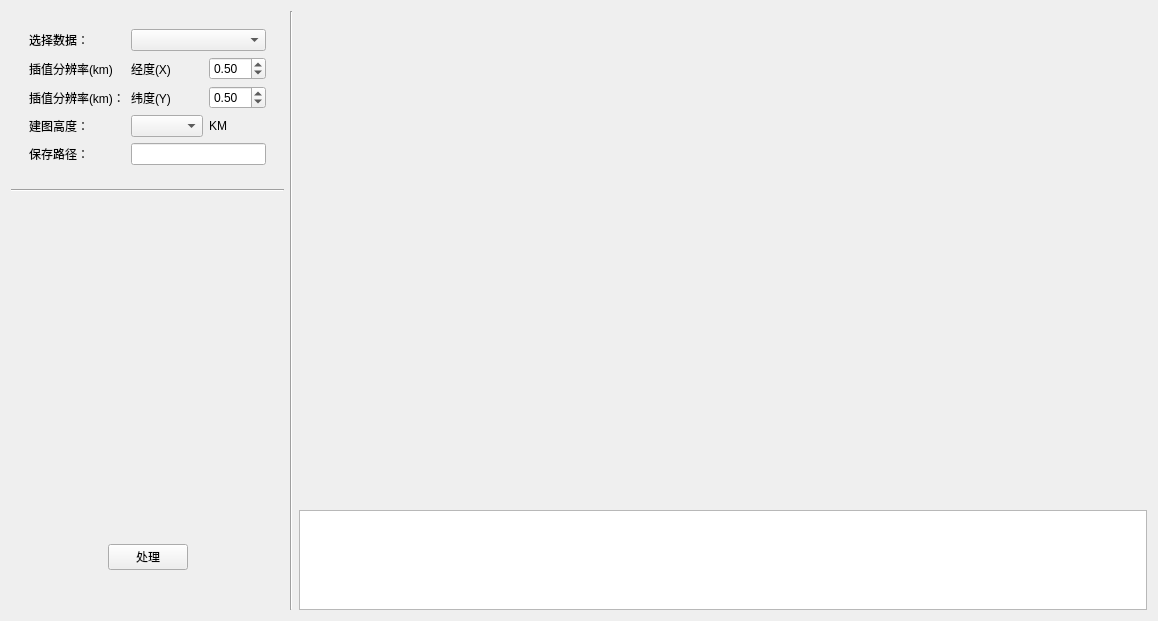
Above: referencemap/globalmodel/autoreferencemap.ui from WHUWizardWang/whumag before the change. Below: the same form after it.
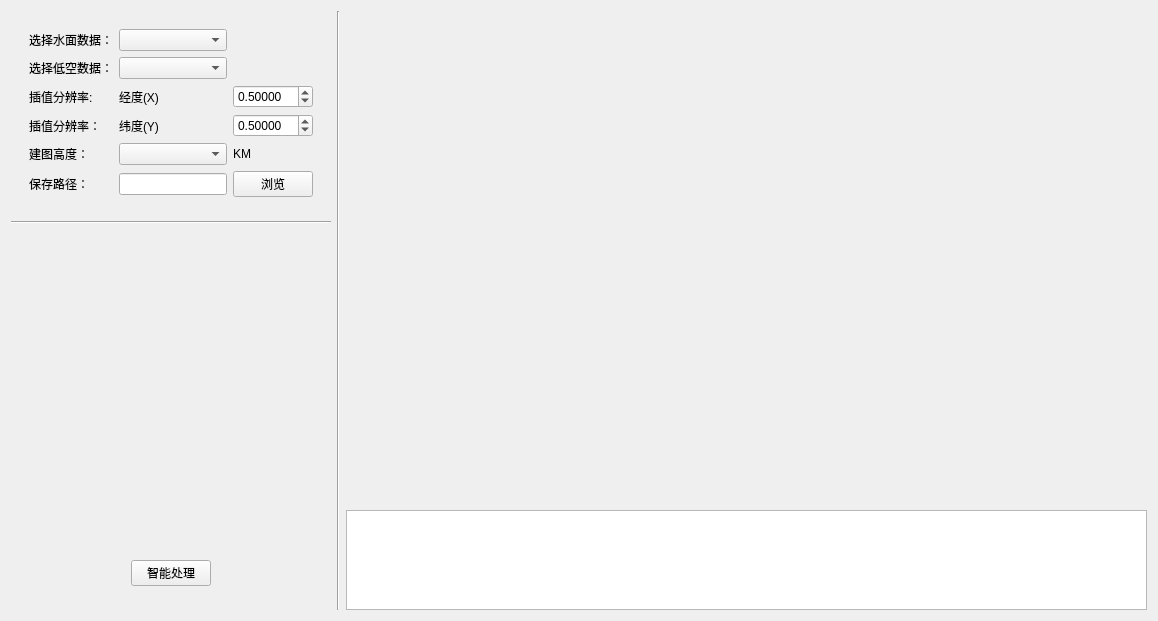
That is the form after the change. Custom widgets are drawn as their Qt base class.

Patch:
```diff
--- a/referencemap/globalmodel/autoreferencemap.ui
+++ b/referencemap/globalmodel/autoreferencemap.ui
@@ -59,60 +59,62 @@
              </property>
              <item>
               <layout class="QGridLayout" name="gridLayout_2">
-               <item row="2" column="1">
-                <widget class="QLabel" name="label_6">
-                 <property name="text">
-                  <string>纬度(Y)</string>
-                 </property>
-                </widget>
-               </item>
-               <item row="4" column="0">
+               <item row="7" column="0">
                 <widget class="QLabel" name="label_3">
                  <property name="text">
                   <string>保存路径：</string>
                  </property>
                 </widget>
                </item>
-               <item row="1" column="2">
-                <widget class="QDoubleSpinBox" name="doubleSpinBox_dx">
-                 <property name="sizePolicy">
-                  <sizepolicy hsizetype="Preferred" vsizetype="Fixed">
-                   <horstretch>0</horstretch>
-                   <verstretch>0</verstretch>
-                  </sizepolicy>
-                 </property>
-                 <property name="maximumSize">
-                  <size>
-                   <width>80</width>
-                   <height>16777215</height>
-                  </size>
-                 </property>
-                 <property name="value">
-                  <double>0.500000000000000</double>
+               <item row="1" column="0">
+                <widget class="QLabel" name="label">
+                 <property name="text">
+                  <string>选择低空数据：</string>
                  </property>
                 </widget>
                </item>
-               <item row="0" column="1" colspan="2">
-                <widget class="QComboBox" name="comboBox_data"/>
-               </item>
-               <item row="3" column="1">
-                <widget class="QComboBox" name="comboBox_height"/>
-               </item>
-               <item row="3" column="0">
+               <item row="6" column="0">
                 <widget class="QLabel" name="label_4">
                  <property name="text">
                   <string>建图高度：</string>
                  </property>
                 </widget>
                </item>
-               <item row="2" column="0">
+               <item row="0" column="1">
+                <widget class="QComboBox" name="comboBox_data"/>
+               </item>
+               <item row="1" column="1">
+                <widget class="QComboBox" name="comboBox_airdata"/>
+               </item>
+               <item row="6" column="2">
+                <widget class="QLabel" name="label_8">
+                 <property name="text">
+                  <string>KM</string>
+                 </property>
+                </widget>
+               </item>
+               <item row="5" column="1">
+                <widget class="QLabel" name="label_6">
+                 <property name="text">
+                  <string>纬度(Y)</string>
+                 </property>
+                </widget>
+               </item>
+               <item row="5" column="0">
                 <widget class="QLabel" name="label_5">
                  <property name="text">
-                  <string>插值分辨率(km)：</string>
+                  <string>插值分辨率：</string>
                  </property>
                 </widget>
                </item>
-               <item row="2" column="2">
+               <item row="7" column="2">
+                <widget class="QPushButton" name="pushButton_save">
+                 <property name="text">
+                  <string>浏览</string>
+                 </property>
+                </widget>
+               </item>
+               <item row="5" column="2">
                 <widget class="QDoubleSpinBox" name="doubleSpinBox_dy">
                  <property name="enabled">
                   <bool>true</bool>
@@ -129,28 +131,14 @@
                    <height>16777215</height>
                   </size>
                  </property>
+                 <property name="decimals">
+                  <number>5</number>
+                 </property>
                  <property name="value">
                   <double>0.500000000000000</double>
                  </property>
                 </widget>
                </item>
-               <item row="4" column="1" colspan="2">
-                <widget class="txtLineEdit" name="lineEdit_savePath"/>
-               </item>
-               <item row="3" column="2">
-                <widget class="QLabel" name="label_8">
-                 <property name="text">
-                  <string>KM</string>
-                 </property>
-                </widget>
-               </item>
-               <item row="1" column="0">
-                <widget class="QLabel" name="label_11">
-                 <property name="text">
-                  <string>插值分辨率(km)</string>
-                 </property>
-                </widget>
-               </item>
                <item row="0" column="0">
                 <widget class="QLabel" name="label_2">
                  <property name="sizePolicy">
@@ -166,17 +154,52 @@
                   </size>
                  </property>
                  <property name="text">
-                  <string>选择数据：</string>
+                  <string>选择水面数据：</string>
                  </property>
                 </widget>
                </item>
-               <item row="1" column="1">
+               <item row="7" column="1">
+                <widget class="txtLineEdit" name="lineEdit_savePath"/>
+               </item>
+               <item row="3" column="1">
                 <widget class="QLabel" name="label_7">
                  <property name="text">
                   <string>经度(X)</string>
                  </property>
                 </widget>
                </item>
+               <item row="6" column="1">
+                <widget class="QComboBox" name="comboBox_height"/>
+               </item>
+               <item row="3" column="0">
+                <widget class="QLabel" name="label_11">
+                 <property name="text">
+                  <string>插值分辨率:</string>
+                 </property>
+                </widget>
+               </item>
+               <item row="3" column="2">
+                <widget class="QDoubleSpinBox" name="doubleSpinBox_dx">
+                 <property name="sizePolicy">
+                  <sizepolicy hsizetype="Preferred" vsizetype="Fixed">
+                   <horstretch>0</horstretch>
+                   <verstretch>0</verstretch>
+                  </sizepolicy>
+                 </property>
+                 <property name="maximumSize">
+                  <size>
+                   <width>80</width>
+                   <height>16777215</height>
+                  </size>
+                 </property>
+                 <property name="decimals">
+                  <number>5</number>
+                 </property>
+                 <property name="value">
+                  <double>0.500000000000000</double>
+                 </property>
+                </widget>
+               </item>
               </layout>
              </item>
             </layout>
@@ -239,7 +262,7 @@
           <item>
            <widget class="QPushButton" name="pushButton">
             <property name="text">
-             <string>处理</string>
+             <string>智能处理</string>
             </property>
            </widget>
           </item>
@@ -269,7 +292,7 @@
       </widget>
      </item>
      <item>
-      <layout class="QVBoxLayout" name="verticalLayout_pic" stretch="2,2,2,2,1">
+      <layout class="QVBoxLayout" name="verticalLayout_pic" stretch="2,2,2,2,2,1">
        <item>
         <widget class="QWidget" name="widget_pic3" native="true">
          <layout class="QHBoxLayout" name="horizontalLayout_10"/>
```
Left out of the diff: 3 changed lines with no effect on the pictures.
